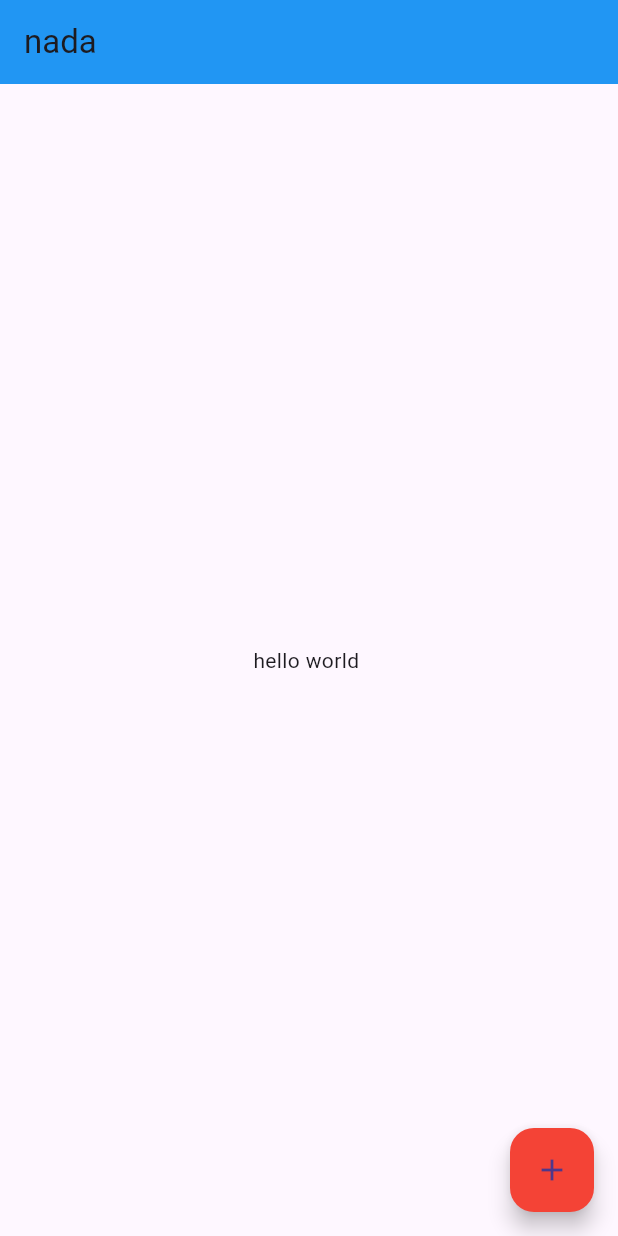
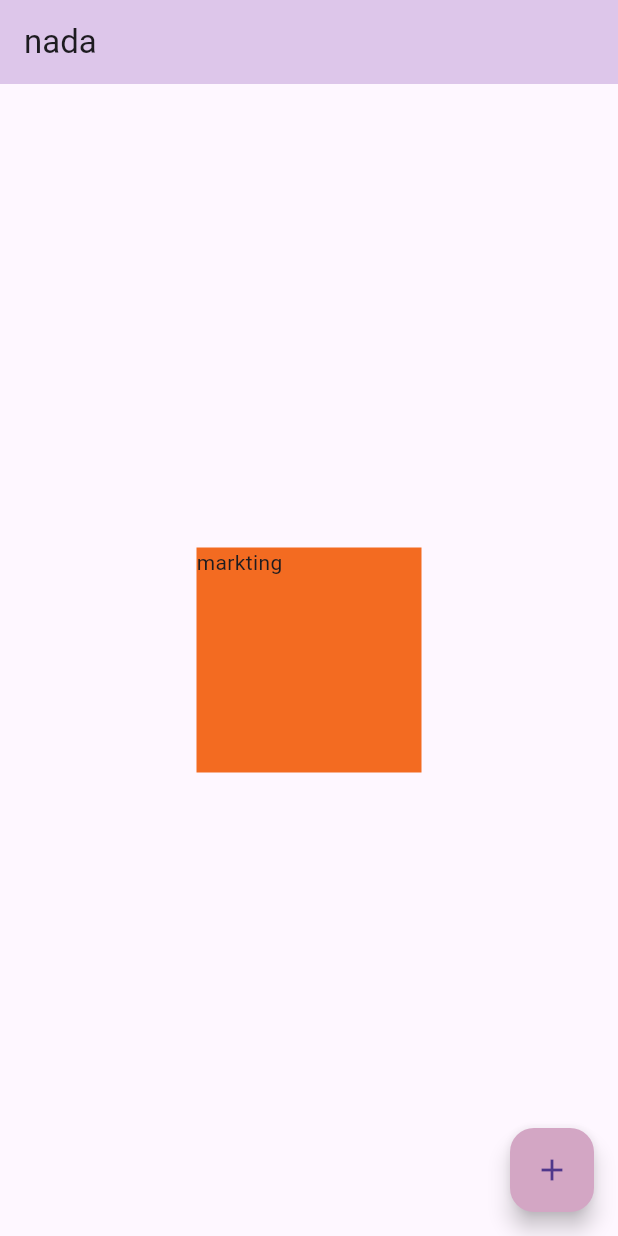
Before and after one commit to nada630/first_project, a Flutter app: the screen it shows after launch, on a phone screen of 412 x 824 dp. Run offline on Flutter 3.47's test engine with Material 3 defaults, Android fonts, the phone set to English and light mode, and no system bars.

Commit message:
Update UI elements in main application

```diff
--- a/lib/main.dart
+++ b/lib/main.dart
@@ -11,12 +11,23 @@ class myApp extends StatelessWidget {
   Widget build(BuildContext context) {
     return MaterialApp(
       home: Scaffold(
-        body: Center(child: Text("hello world ")),
-        appBar: AppBar(title: Text("nada"), backgroundColor: Colors.blue),
+        body: Center(
+          child: Container(
+            child: Text("markting"),
+            width: 150,
+            height: 150,
+            color: const Color.fromARGB(255, 243, 107, 33),
+          ),
+        ),
+        appBar: AppBar(
+          title: Text("nada"),
+
+          backgroundColor: const Color.fromARGB(255, 221, 198, 234),
+        ),
         floatingActionButton: FloatingActionButton(
           onPressed: () {},
           child: Icon(Icons.add),
-          backgroundColor: Colors.red,
+          backgroundColor: const Color.fromARGB(255, 211, 166, 196),
         ),
       ),
     );
```
